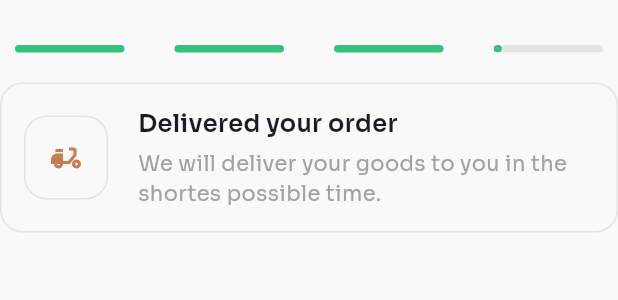
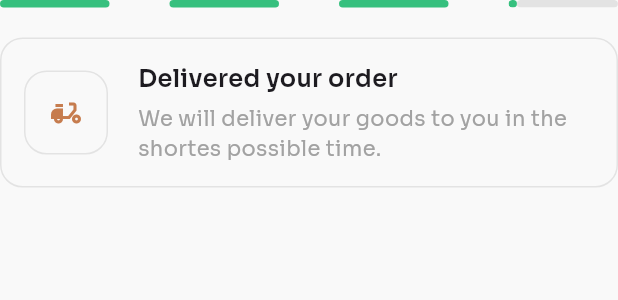
Before and after one commit to Reh4m/flutter-coffee-shop-app, a Flutter app: the DeliveryStatusWidget widget shown alone on an empty page, opened directly, on a phone screen of 412 x 824 dp. Shown: the top 300 px of the screen. Run offline on Flutter 3.47's test engine with Material 3 defaults, Android fonts, the phone set to English and light mode, and no system bars; our stand-ins replace google_fonts, readmore; missing offline and left inert: expandable_bottom_sheet; statements that could not run were skipped.

Commit message:
Refactor (Delivery): Enhance widgets layout

```diff
--- a/lib/src/screens/delivery/widgets/delivery_status_widget.dart
+++ b/lib/src/screens/delivery/widgets/delivery_status_widget.dart
@@ -1,50 +1,41 @@
 import 'package:coffe_shop_app/src/themes/light_theme.dart';
 import 'package:flutter/material.dart';
 
-class DeliveryStatusWidget extends StatefulWidget {
+class DeliveryStatusWidget extends StatelessWidget {
   const DeliveryStatusWidget({super.key});
 
   @override
-  State<DeliveryStatusWidget> createState() => _DeliveryStatusWidgetState();
-}
+  Widget build(BuildContext context) {
+    final Size size = MediaQuery.of(context).size;
 
-class _DeliveryStatusWidgetState extends State<DeliveryStatusWidget> {
-  @override
-  Widget build(BuildContext context) {
-    return Container(
-      margin: const EdgeInsets.symmetric(vertical: 20),
-      child: Column(
-        children: [
-          _buildProgressBar(),
-          const SizedBox(height: 10),
-          _buildDeliveryInfoCard(),
-        ],
-      ),
+    return Column(
+      children: [
+        _buildProgressBar(size),
+        const SizedBox(height: 20),
+        _buildDeliveryStatusCard(),
+      ],
     );
   }
 
-  Widget _buildProgressBar() {
+  Widget _buildProgressBar(Size size) {
     return Row(
-      crossAxisAlignment: CrossAxisAlignment.center,
       mainAxisAlignment: MainAxisAlignment.spaceBetween,
       children: [
         for (int i = 0; i < 4; i++)
           i < 3
               ? Container(
-                margin: const EdgeInsets.all(10),
-                width: MediaQuery.of(context).size.width / 4 - 30,
+                width: size.width / 4 - 30,
                 height: 5,
                 decoration: BoxDecoration(
-                  color: Color(0xFF36C07E),
+                  color: const Color(0xFF36C07E),
                   borderRadius: BorderRadius.circular(10),
                 ),
               )
               : Container(
-                margin: const EdgeInsets.all(10),
-                width: MediaQuery.of(context).size.width / 4 - 30,
+                width: size.width / 4 - 30,
                 height: 5,
                 child: LinearProgressIndicator(
-                  color: Color(0xFF36C07E),
+                  color: const Color(0xFF36C07E),
                   backgroundColor: LightTheme.lightGrey,
                   borderRadius: BorderRadius.circular(10),
                 ),
@@ -53,22 +44,25 @@ class _DeliveryStatusWidgetState extends State<DeliveryStatusWidget> {
     );
   }
 
-  Widget _buildDeliveryInfoCard() {
+  Widget _buildDeliveryStatusCard() {
     return Container(
       padding: const EdgeInsets.all(15),
       decoration: BoxDecoration(
-        color: Colors.transparent,
         borderRadius: BorderRadius.circular(15),
         border: Border.all(color: LightTheme.lightGrey, width: 1),
       ),
       child: Row(
         mainAxisAlignment: MainAxisAlignment.start,
-        children: [_deliveryIcon(), const SizedBox(width: 20), _deliveryText()],
+        children: [
+          _deliveryStatusIcon(),
+          const SizedBox(width: 20),
+          _deliveryStatusText(),
+        ],
       ),
     );
   }
 
-  Widget _deliveryIcon() {
+  Widget _deliveryStatusIcon() {
     return Container(
       padding: const EdgeInsets.all(15),
       decoration: BoxDecoration(
@@ -80,8 +74,8 @@ class _DeliveryStatusWidgetState extends State<DeliveryStatusWidget> {
     );
   }
 
-  Widget _deliveryText() {
-    return Flexible(
+  Widget _deliveryStatusText() {
+    return const Flexible(
       child: Column(
         crossAxisAlignment: CrossAxisAlignment.start,
         children: [
@@ -89,14 +83,10 @@ class _DeliveryStatusWidgetState extends State<DeliveryStatusWidget> {
             'Delivered your order',
             style: TextStyle(fontSize: 16, fontWeight: FontWeight.w600),
           ),
-          const SizedBox(height: 5),
+          SizedBox(height: 5),
           Text(
             'We will deliver your goods to you in the shortes possible time.',
-            style: TextStyle(
-              fontSize: 14,
-              fontWeight: FontWeight.w400,
-              color: LightTheme.textLightColor,
-            ),
+            style: TextStyle(fontSize: 14, color: LightTheme.textLightColor),
           ),
         ],
       ),
--- a/lib/src/screens/delivery/widgets/top_bar_widget.dart
+++ b/lib/src/screens/delivery/widgets/top_bar_widget.dart
@@ -9,7 +9,7 @@ class TopBarWidget extends StatelessWidget {
     return Row(
       mainAxisAlignment: MainAxisAlignment.spaceBetween,
       children: <Widget>[
-        GestureDetector(
+        InkWell(
           onTap: () => Navigator.pop(context),
           child: _iconContainer(Icons.arrow_back_ios),
         ),
@@ -22,7 +22,7 @@ class TopBarWidget extends StatelessWidget {
     return Container(
       padding: const EdgeInsets.all(10),
       decoration: BoxDecoration(
-        color: Color(0xFFEDEDED),
+        color: const Color(0xFFEDEDED),
         borderRadius: BorderRadius.circular(15),
       ),
       child: Icon(icon, color: LightTheme.textColor),
```
Also changed, not shown: lib/src/screens/delivery/delivery_screen.dart (deleted, +0 -31 lines), lib/src/screens/delivery/index.dart (renamed from lib/src/screens/delivery/widgets/bottom_sheet_widget.dart, +39 -23 lines), lib/src/screens/delivery/widgets/driver_info_widget.dart (+5 -13 lines), lib/src/screens/delivery/widgets/time_left_widget.dart (+10 -21 lines).
